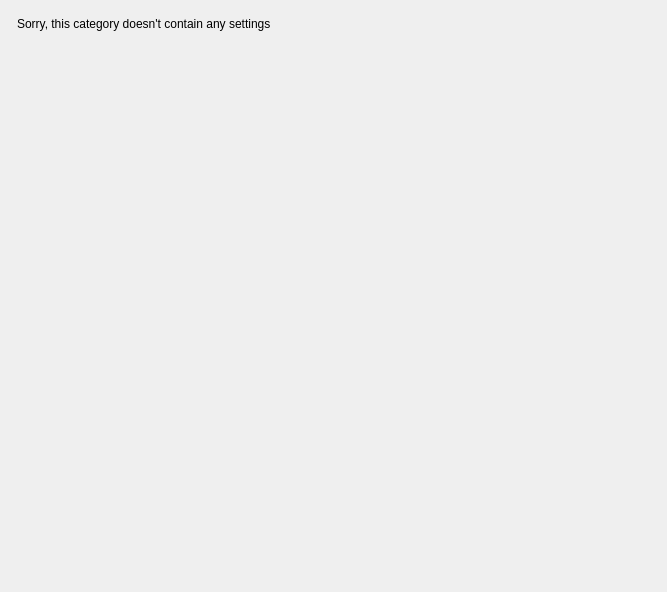
First picture: the form in src/corelayers/xsettingsdialog/xsettingsdialog.ui, repository euroelessar/qutim, before the edit.
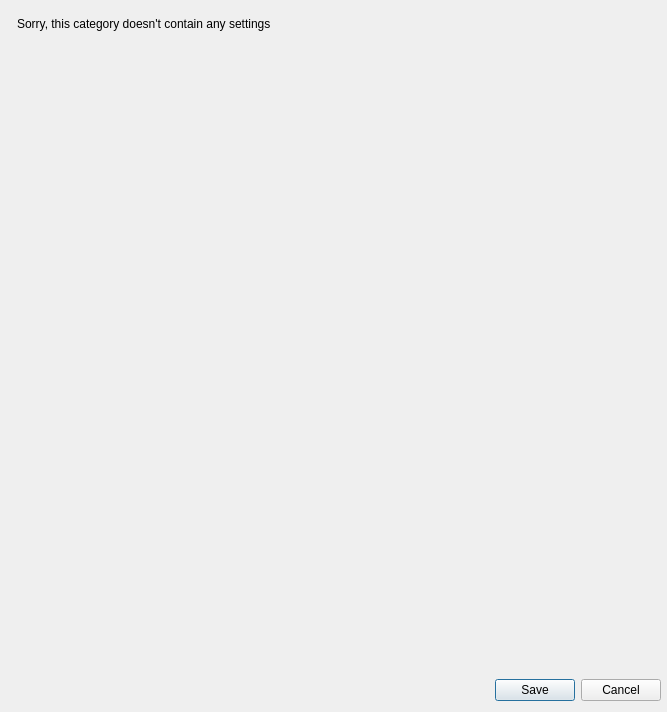
Second picture: the form after the edit. Custom widgets are drawn as their Qt base class.

Commit message: Add save/cancel buttonbox

What changed in the file:
```diff
--- a/src/corelayers/xsettingsdialog/xsettingsdialog.ui
+++ b/src/corelayers/xsettingsdialog/xsettingsdialog.ui
@@ -7,7 +7,7 @@
     <x>0</x>
     <y>0</y>
     <width>667</width>
-    <height>592</height>
+    <height>712</height>
    </rect>
   </property>
   <property name="windowTitle">
@@ -23,9 +23,6 @@
    <property name="rightMargin">
     <number>0</number>
    </property>
-   <property name="bottomMargin">
-    <number>6</number>
-   </property>
    <item row="0" column="0">
     <widget class="XToolBar" name="xtoolBar" native="true"/>
    </item>
@@ -70,6 +67,23 @@
      </item>
     </layout>
    </item>
+   <item row="2" column="0">
+    <layout class="QHBoxLayout" name="horizontalLayout">
+     <property name="leftMargin">
+      <number>6</number>
+     </property>
+     <property name="rightMargin">
+      <number>6</number>
+     </property>
+     <item>
+      <widget class="QDialogButtonBox" name="buttonBox">
+       <property name="standardButtons">
+        <set>QDialogButtonBox::Cancel|QDialogButtonBox::Save</set>
+       </property>
+      </widget>
+     </item>
+    </layout>
+   </item>
   </layout>
  </widget>
  <layoutdefault spacing="6" margin="11"/>
```
The commit also changes 2 other files.
